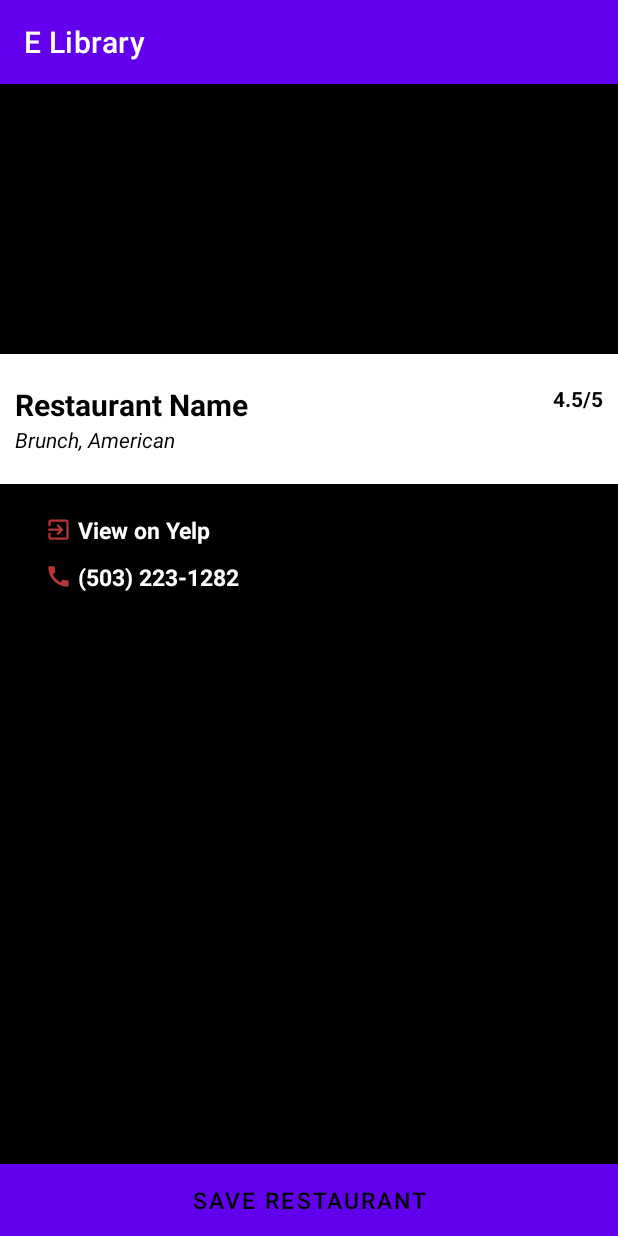
After one commit to Charawey-X/e-library, an Android app: the fragment BookDetailFragment shown on its own in the app's theme, on a phone screen of 412 x 824 dp. The commit adds this screen. Run offline under Robolectric (Android 15) with nearby library versions, the phone set to English and light mode, and no system bars; network calls fail.

Commit message:
edit fragment

```diff
--- /dev/null
+++ b/app/src/main/java/com/example/elibrary/ui/BookDetailFragment.java
@@ -0,0 +1,66 @@
+package com.example.elibrary.ui;
+
+import android.os.Bundle;
+
+import androidx.fragment.app.Fragment;
+
+import android.view.LayoutInflater;
+import android.view.View;
+import android.view.ViewGroup;
+
+import com.example.elibrary.R;
+
+/**
+ * A simple {@link Fragment} subclass.
+ * Use the {@link BookDetailFragment#newInstance} factory method to
+ * create an instance of this fragment.
+ */
+public class BookDetailFragment extends Fragment {
+
+    // TODO: Rename parameter arguments, choose names that match
+    // the fragment initialization parameters, e.g. ARG_ITEM_NUMBER
+    private static final String ARG_PARAM1 = "param1";
+    private static final String ARG_PARAM2 = "param2";
+
+    // TODO: Rename and change types of parameters
+    private String mParam1;
+    private String mParam2;
+
+    public BookDetailFragment() {
+        // Required empty public constructor
+    }
+
+    /**
+     * Use this factory method to create a new instance of
+     * this fragment using the provided parameters.
+     *
+     * @param param1 Parameter 1.
+     * @param param2 Parameter 2.
+     * @return A new instance of fragment BookDetailFragment.
+     */
+    // TODO: Rename and change types and number of parameters
+    public static BookDetailFragment newInstance(String param1, String param2) {
+        BookDetailFragment fragment = new BookDetailFragment();
+        Bundle args = new Bundle();
+        args.putString(ARG_PARAM1, param1);
+        args.putString(ARG_PARAM2, param2);
+        fragment.setArguments(args);
+        return fragment;
+    }
+
+    @Override
+    public void onCreate(Bundle savedInstanceState) {
+        super.onCreate(savedInstanceState);
+        if (getArguments() != null) {
+            mParam1 = getArguments().getString(ARG_PARAM1);
+            mParam2 = getArguments().getString(ARG_PARAM2);
+        }
+    }
+
+    @Override
+    public View onCreateView(LayoutInflater inflater, ViewGroup container,
+                             Bundle savedInstanceState) {
+        // Inflate the layout for this fragment
+        return inflater.inflate(R.layout.fragment_book_detail, container, false);
+    }
+}
--- /dev/null
+++ b/app/src/main/res/drawable/ic_baseline_call_24.xml
@@ -0,0 +1,5 @@
+<vector android:height="18dp" android:tint="#B43636"
+    android:viewportHeight="24" android:viewportWidth="24"
+    android:width="18dp" xmlns:android="http://schemas.android.com/apk/res/android">
+    <path android:fillColor="@android:color/white" android:pathData="M20.01,15.38c-1.23,0 -2.42,-0.2 -3.53,-0.56 -0.35,-0.12 -0.74,-0.03 -1.01,0.24l-1.57,1.97c-2.83,-1.35 -5.48,-3.9 -6.89,-6.83l1.95,-1.66c0.27,-0.28 0.35,-0.67 0.24,-1.02 -0.37,-1.11 -0.56,-2.3 -0.56,-3.53 0,-0.54 -0.45,-0.99 -0.99,-0.99H4.19C3.65,3 3,3.24 3,3.99 3,13.28 10.73,21 20.01,21c0.71,0 0.99,-0.63 0.99,-1.18v-3.45c0,-0.54 -0.45,-0.99 -0.99,-0.99z"/>
+</vector>
--- /dev/null
+++ b/app/src/main/res/drawable/ic_baseline_exit_to_app_24.xml
@@ -0,0 +1,5 @@
+<vector android:height="18dp" android:tint="#B43636"
+    android:viewportHeight="24" android:viewportWidth="24"
+    android:width="18dp" xmlns:android="http://schemas.android.com/apk/res/android">
+    <path android:fillColor="@android:color/white" android:pathData="M10.09,15.59L11.5,17l5,-5 -5,-5 -1.41,1.41L12.67,11H3v2h9.67l-2.58,2.59zM19,3H5c-1.11,0 -2,0.9 -2,2v4h2V5h14v14H5v-4H3v4c0,1.1 0.89,2 2,2h14c1.1,0 2,-0.9 2,-2V5c0,-1.1 -0.9,-2 -2,-2z"/>
+</vector>
--- a/app/src/main/res/layout/activity_book_detail.xml
+++ b/app/src/main/res/layout/activity_book_detail.xml
@@ -3,4 +3,18 @@
     android:layout_width="match_parent"
     android:layout_height="match_parent">
 
+    <androidx.viewpager.widget.ViewPager
+        android:id="@+id/viewPager"
+        android:layout_width="match_parent"
+        android:layout_height="wrap_content">
+
+        <androidx.viewpager.widget.PagerTabStrip
+            android:id="@+id/pagerHeader"
+            android:layout_width="match_parent"
+            android:layout_height="wrap_content"
+            android:paddingBottom="4dp"
+            android:paddingTop="4dp" />
+
+    </androidx.viewpager.widget.ViewPager>
+
 </RelativeLayout>
--- /dev/null
+++ b/app/src/main/res/layout/fragment_book_detail.xml
@@ -0,0 +1,118 @@
+<?xml version="1.0" encoding="utf-8"?>
+<FrameLayout xmlns:android="http://schemas.android.com/apk/res/android"
+    xmlns:tools="http://schemas.android.com/tools"
+    android:layout_width="match_parent"
+    android:layout_height="match_parent"
+    tools:context=".ui.BookDetailFragment">
+
+    <LinearLayout
+        android:orientation="vertical"
+        android:layout_width="match_parent"
+        android:layout_height="match_parent"
+        android:background="@color/black">
+
+        <ImageView
+            android:layout_width="match_parent"
+            android:layout_height="180dp"
+            android:id="@+id/bookImageView"
+            android:scaleType="centerCrop" />
+
+        <RelativeLayout
+            android:layout_width="match_parent"
+            android:layout_height="wrap_content"
+            android:background="@android:color/white"
+            android:paddingTop="20dp"
+            android:paddingLeft="10dp"
+            android:paddingRight="10dp"
+            android:paddingBottom="20dp">
+
+            <TextView
+                android:layout_width="wrap_content"
+                android:layout_height="wrap_content"
+                android:text="Restaurant Name"
+                android:id="@+id/restaurantNameTextView"
+                android:layout_alignParentLeft="true"
+                android:layout_alignParentStart="true"
+                android:textSize="20sp"
+                android:textColor="@color/black"
+                android:textStyle="bold" />
+
+            <TextView
+                android:layout_width="wrap_content"
+                android:layout_height="wrap_content"
+                android:text="4.5/5"
+                android:id="@+id/ratingTextView"
+                android:layout_alignTop="@+id/restaurantNameTextView"
+                android:layout_alignParentRight="true"
+                android:layout_alignParentEnd="true"
+                android:textColor="@color/black"
+                android:textStyle="bold" />
+
+            <TextView
+                android:layout_width="wrap_content"
+                android:layout_height="wrap_content"
+                android:text="Brunch, American"
+                android:id="@+id/authorTextView"
+                android:layout_below="@+id/restaurantNameTextView"
+                android:layout_alignParentLeft="true"
+                android:layout_alignParentStart="true"
+                android:textColor="@color/black"
+                android:textStyle="italic" />
+        </RelativeLayout>
+
+        <RelativeLayout
+            android:layout_width="match_parent"
+            android:layout_height="match_parent">
+
+            <LinearLayout
+                android:layout_width="match_parent"
+                android:layout_height="wrap_content"
+                android:layout_above="@+id/saveRestaurantButton"
+                android:layout_alignParentStart="true"
+                android:layout_alignParentLeft="true"
+                android:layout_alignParentTop="true"
+                android:orientation="vertical"
+                android:paddingLeft="30dp"
+                android:paddingTop="20dp"
+                android:paddingRight="30dp">
+
+                <TextView
+                    android:id="@+id/websiteTextView"
+                    android:layout_width="wrap_content"
+                    android:layout_height="wrap_content"
+                    android:layout_marginBottom="10dp"
+                    android:drawableLeft="@drawable/ic_baseline_exit_to_app_24"
+                    android:drawablePadding="4dp"
+                    android:gravity="center"
+                    android:text="View on Yelp"
+                    android:textColor="@color/white"
+                    android:textSize="15sp"
+                    android:textStyle="bold" />
+
+                <TextView
+                    android:id="@+id/phoneTextView"
+                    android:layout_width="wrap_content"
+                    android:layout_height="wrap_content"
+                    android:layout_marginBottom="10dp"
+                    android:drawableLeft="@drawable/ic_baseline_call_24"
+                    android:drawablePadding="4dp"
+                    android:gravity="center"
+                    android:text="(503) 223-1282"
+                    android:textColor="@color/white"
+                    android:textSize="15sp"
+                    android:textStyle="bold" />
+            </LinearLayout>
+
+            <Button
+                android:layout_width="match_parent"
+                android:layout_height="wrap_content"
+                android:text="Save Restaurant"
+                android:id="@+id/saveRestaurantButton"
+                android:layout_alignParentBottom="true"
+                android:background="@color/white"
+                android:textColor="@color/black"
+                android:textSize="15sp" />
+        </RelativeLayout>
+    </LinearLayout>
+
+</FrameLayout>
--- a/app/src/main/res/values/strings.xml
+++ b/app/src/main/res/values/strings.xml
@@ -1,3 +1,5 @@
 <resources>
     <string name="app_name">E Library</string>
+    <!-- TODO: Remove or change this placeholder text -->
+    <string name="hello_blank_fragment">Hello blank fragment</string>
 </resources>
```
